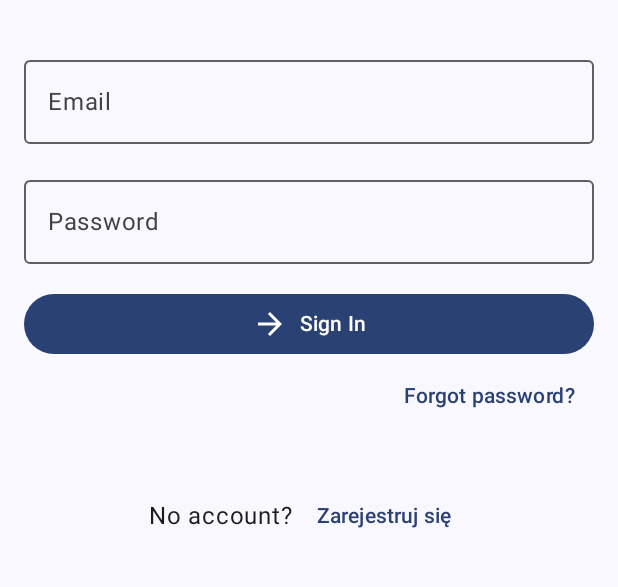
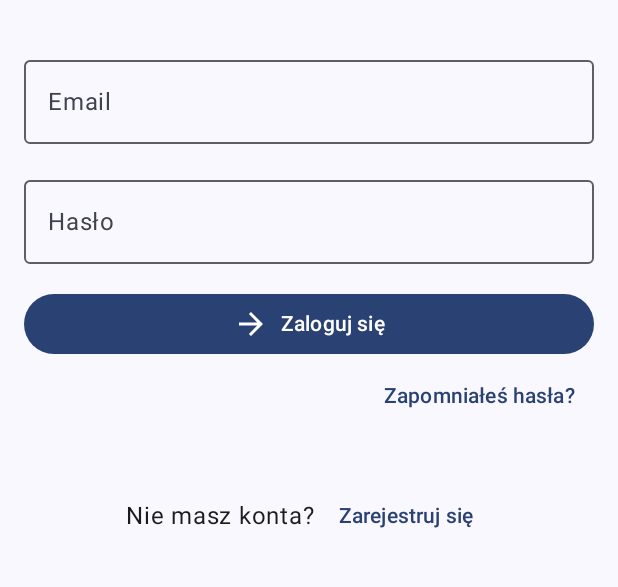
Before and after one commit to PrzemekTypa/TaskAssistant, an Android app built with Jetpack Compose: the screen it shows after launch (MainActivity), on a phone screen of 412 x 824 dp, the part 432-1019 px from its top. Run offline under Robolectric (Android 15) with nearby library versions, the phone set to English and light mode, and no system bars; our stand-ins replace Firebase (no records; nobody signed in at launch, a user with empty details on screens opened directly).

Commit message:
add login logic and connect to firebase project

```diff
--- a/app/build.gradle.kts
+++ b/app/build.gradle.kts
@@ -2,6 +2,7 @@ plugins {
     alias(libs.plugins.android.application)
     alias(libs.plugins.kotlin.android)
     alias(libs.plugins.kotlin.compose)
+    id("com.google.gms.google-services")
 }
 
 android {
@@ -57,4 +58,8 @@ dependencies {
     debugImplementation(libs.androidx.compose.ui.tooling)
     debugImplementation(libs.androidx.compose.ui.test.manifest)
     implementation("androidx.compose.material:material-icons-extended-android:1.6.7")
+    implementation(platform("com.google.firebase:firebase-bom:34.5.0"))
+    implementation("com.google.firebase:firebase-analytics")
+    implementation("com.google.firebase:firebase-auth")
+    implementation("androidx.lifecycle:lifecycle-viewmodel-compose:2.8.7")
 }
--- a/app/src/main/java/com/example/taskassistant/ui/login/LoginScreen.kt
+++ b/app/src/main/java/com/example/taskassistant/ui/login/LoginScreen.kt
@@ -1,43 +1,37 @@
 package com.example.taskassistant.ui.login
 
-import androidx.compose.foundation.layout.Arrangement
-import androidx.compose.foundation.layout.Column
-import androidx.compose.foundation.layout.Row
-import androidx.compose.foundation.layout.Spacer
-import androidx.compose.foundation.layout.fillMaxSize
-import androidx.compose.foundation.layout.fillMaxWidth
-import androidx.compose.foundation.layout.height
-import androidx.compose.foundation.layout.padding
-import androidx.compose.foundation.layout.size
-import androidx.compose.foundation.layout.width
+import android.widget.Toast
+import androidx.compose.foundation.layout.*
 import androidx.compose.foundation.text.KeyboardOptions
 import androidx.compose.material.icons.Icons
+import androidx.compose.material.icons.outlined.ArrowForward
 import androidx.compose.material.icons.outlined.TaskAlt
-import androidx.compose.material3.Button
-import androidx.compose.material3.Icon
-import androidx.compose.material3.MaterialTheme
-import androidx.compose.material3.OutlinedTextField
-import androidx.compose.material3.Text
-import androidx.compose.material3.TextButton
-import androidx.compose.runtime.Composable
-import androidx.compose.runtime.getValue
-import androidx.compose.runtime.mutableStateOf
-import androidx.compose.runtime.remember
-import androidx.compose.runtime.setValue
+import androidx.compose.material3.*
+import androidx.compose.runtime.*
 import androidx.compose.ui.Alignment
 import androidx.compose.ui.Modifier
+import androidx.compose.ui.graphics.Color
+import androidx.compose.ui.platform.LocalContext
 import androidx.compose.ui.text.input.KeyboardType
 import androidx.compose.ui.text.input.PasswordVisualTransformation
 import androidx.compose.ui.tooling.preview.Preview
 import androidx.compose.ui.unit.dp
+import androidx.lifecycle.viewmodel.compose.viewModel
 import com.example.taskassistant.ui.theme.TaskAssistantTheme
-import androidx.compose.material.icons.outlined.ArrowForward
-
 
 @Composable
-fun LoginScreen(modifier: Modifier = Modifier) {
-    var email by remember { mutableStateOf("") }
-    var password by remember { mutableStateOf("") }
+fun LoginScreen(
+    modifier: Modifier = Modifier,
+    viewModel: LoginViewModel = viewModel()
+) {
+    val uiState by viewModel.uiState.collectAsState()
+    val context = LocalContext.current
+
+    LaunchedEffect(uiState.isLoginSuccessful) {
+        if (uiState.isLoginSuccessful) {
+            Toast.makeText(context, "Zalogowano pomyślnie", Toast.LENGTH_SHORT).show()
+        }
+    }
 
     Column(
         modifier = modifier
@@ -49,7 +43,7 @@ fun LoginScreen(modifier: Modifier = Modifier) {
 
         Icon(
             imageVector = Icons.Outlined.TaskAlt,
-            contentDescription = "App Icon",
+            contentDescription = null,
             modifier = Modifier.size(64.dp),
             tint = MaterialTheme.colorScheme.primary
         )
@@ -63,44 +57,64 @@ fun LoginScreen(modifier: Modifier = Modifier) {
         Spacer(modifier = Modifier.height(32.dp))
 
         OutlinedTextField(
-            value = email,
-            onValueChange = { email = it },
+            value = uiState.email,
+            onValueChange = { viewModel.onEmailChange(it) },
             label = { Text("Email") },
             singleLine = true,
-            modifier = Modifier.fillMaxWidth()
+            modifier = Modifier.fillMaxWidth(),
+            isError = uiState.error != null
         )
 
         Spacer(modifier = Modifier.height(16.dp))
 
         OutlinedTextField(
-            value = password,
-            onValueChange = { password = it },
-            label = { Text("Password") },
+            value = uiState.password,
+            onValueChange = { viewModel.onPasswordChange(it) },
+            label = { Text("Hasło") },
             singleLine = true,
             visualTransformation = PasswordVisualTransformation(),
             keyboardOptions = KeyboardOptions(keyboardType = KeyboardType.Password),
-            modifier = Modifier.fillMaxWidth()
+            modifier = Modifier.fillMaxWidth(),
+            isError = uiState.error != null
         )
+
+        if (uiState.error != null) {
+            Spacer(modifier = Modifier.height(8.dp))
+            Text(
+                text = uiState.error!!,
+                color = MaterialTheme.colorScheme.error,
+                style = MaterialTheme.typography.bodyMedium
+            )
+        }
 
         Spacer(modifier = Modifier.height(16.dp))
 
         Button(
-            onClick = { /* TODO */ },
-            modifier = Modifier.fillMaxWidth()
+            onClick = { viewModel.login() },
+            modifier = Modifier.fillMaxWidth(),
+            enabled = !uiState.isLoading
         ) {
-            Icon(
-                imageVector = Icons.Outlined.ArrowForward,
-                contentDescription = "Sign In"
-            )
-            Spacer(modifier = Modifier.width(8.dp))
-            Text("Sign In")
+            if (uiState.isLoading) {
+                CircularProgressIndicator(
+                    modifier = Modifier.size(24.dp),
+                    color = Color.White,
+                    strokeWidth = 2.dp
+                )
+            } else {
+                Icon(
+                    imageVector = Icons.Outlined.ArrowForward,
+                    contentDescription = null
+                )
+                Spacer(modifier = Modifier.width(8.dp))
+                Text("Zaloguj się")
+            }
         }
 
         TextButton(
-            onClick = { /* TODO */ },
+            onClick = { },
             modifier = Modifier.align(Alignment.End)
         ) {
-            Text("Forgot password?")
+            Text("Zapomniałeś hasła?")
         }
 
         Spacer(modifier = Modifier.height(32.dp))
@@ -108,20 +122,18 @@ fun LoginScreen(modifier: Modifier = Modifier) {
         Row(
             verticalAlignment = Alignment.CenterVertically
         ) {
-            Text("No account?")
+            Text("Nie masz konta?")
             Spacer(modifier = Modifier.width(4.dp))
-            TextButton(onClick = { /* TODO */ }) {
+            TextButton(onClick = { }) {
                 Text("Zarejestruj się")
             }
         }
     }
 }
 
-
 @Preview(showBackground = true)
 @Composable
 fun LoginScreenPreview() {
     TaskAssistantTheme {
-        LoginScreen()
     }
 }
--- /dev/null
+++ b/app/src/main/java/com/example/taskassistant/ui/login/LoginViewModel.kt
@@ -0,0 +1,66 @@
+package com.example.taskassistant.ui.login
+
+import androidx.lifecycle.ViewModel
+import androidx.lifecycle.viewModelScope
+import com.google.firebase.auth.FirebaseAuth
+import kotlinx.coroutines.flow.MutableStateFlow
+import kotlinx.coroutines.flow.StateFlow
+import kotlinx.coroutines.flow.asStateFlow
+import kotlinx.coroutines.flow.update
+import kotlinx.coroutines.launch
+
+
+data class LoginUiState(
+    val email: String = "",
+    val password: String = "",
+    val isLoading: Boolean = false,
+    val error: String? = null,
+    val isLoginSuccessful: Boolean = false
+)
+
+
+class LoginViewModel : ViewModel() {
+
+    private val _uiState = MutableStateFlow(LoginUiState())
+    val uiState: StateFlow<LoginUiState> = _uiState.asStateFlow()
+
+    private val auth: FirebaseAuth = FirebaseAuth.getInstance()
+
+
+    fun onEmailChange(newValue: String) {
+        _uiState.update { it.copy(email = newValue, error = null) }
+    }
+
+
+    fun onPasswordChange(newValue: String) {
+        _uiState.update { it.copy(password = newValue, error = null) }
+    }
+
+
+    fun login() {
+        val currentState = _uiState.value
+
+        if (currentState.email.isBlank() || currentState.password.isBlank()) {
+            _uiState.update { it.copy(error = "Email i hasło nie mogą być puste") }
+            return
+        }
+
+        _uiState.update { it.copy(isLoading = true, error = null) }
+
+        viewModelScope.launch {
+            auth.signInWithEmailAndPassword(currentState.email, currentState.password)
+                .addOnCompleteListener { task ->
+                    if (task.isSuccessful) {
+                        _uiState.update { it.copy(isLoading = false, isLoginSuccessful = true) }
+                    } else {
+                        _uiState.update {
+                            it.copy(
+                                isLoading = false,
+                                error = task.exception?.localizedMessage ?: "Błąd logowania"
+                            )
+                        }
+                    }
+                }
+        }
+    }
+}
--- a/build.gradle.kts
+++ b/build.gradle.kts
@@ -3,4 +3,5 @@ plugins {
     alias(libs.plugins.android.application) apply false
     alias(libs.plugins.kotlin.android) apply false
     alias(libs.plugins.kotlin.compose) apply false
+    id("com.google.gms.google-services") version "4.4.4" apply false
 }
--- a/gradle/libs.versions.toml
+++ b/gradle/libs.versions.toml
@@ -1,5 +1,5 @@
 [versions]
-agp = "8.13.0"
+agp = "8.13.1"
 kotlin = "2.0.21"
 coreKtx = "1.10.1"
 junit = "4.13.2"
```
Also changed, not shown: 1 other file.
